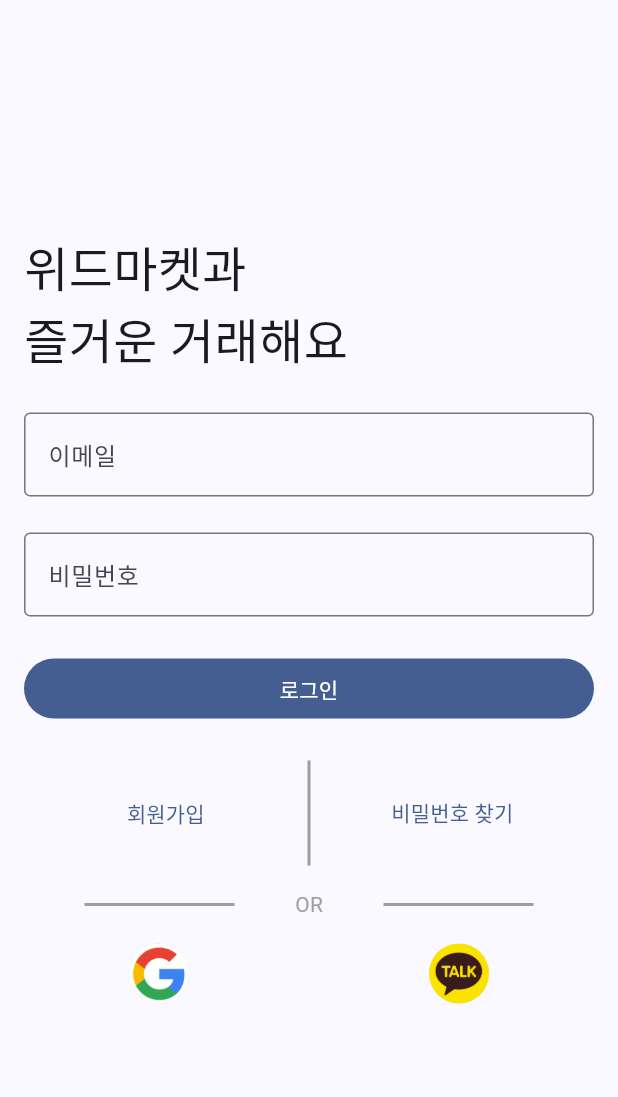
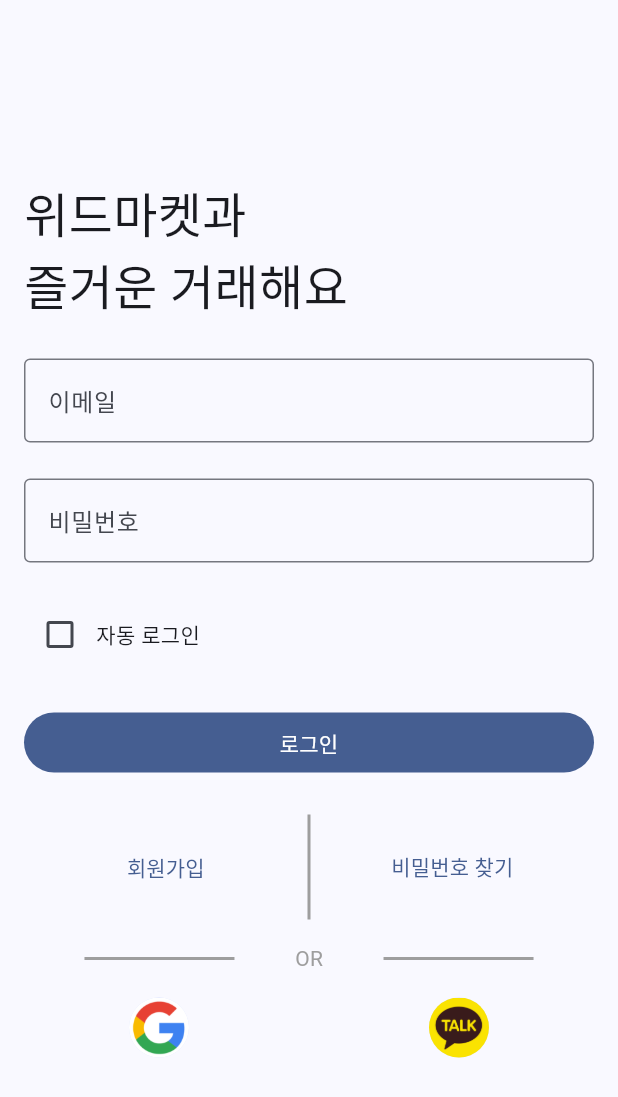
Before and after one commit to ErroredPasta/yumarket-flutter, a Flutter app: the screen it shows after launch, on a phone screen of 412 x 824 dp. Shown: the top 1097 px of the screen. Run offline on Flutter 3.47's test engine with Material 3 defaults, Android fonts, the phone set to English and light mode, and no system bars; our stand-ins replace bloc, firebase_auth, firebase_core, firebase_database, flutter_bloc, flutter_secure_storage and 4 more; missing offline and left inert: flutter_pannable_rating_bar; accounts and stored records are empty; generated files the repository leaves out were written again.

Commit message:
feature: implemented saving store id when auto sign in is checked

```diff
--- /dev/null
+++ b/lib/auth/ui/component/auto_sign_in_checkbox.dart
@@ -0,0 +1,25 @@
+import 'package:flutter/material.dart';
+
+class AutoSignInCheckbox extends StatelessWidget {
+  final bool isChecked;
+  final void Function() onClick;
+
+  const AutoSignInCheckbox({
+    super.key,
+    required this.isChecked,
+    required this.onClick,
+  });
+
+  @override
+  Widget build(BuildContext context) {
+    return InkWell(
+      onTap: onClick,
+      child: Row(
+        children: [
+          Checkbox(value: isChecked, onChanged: (value) => onClick()),
+          const Text('자동 로그인')
+        ],
+      ),
+    );
+  }
+}
--- a/lib/auth/ui/login_bloc.dart
+++ b/lib/auth/ui/login_bloc.dart
@@ -1,21 +1,45 @@
+import 'dart:async';
+
 import 'package:flutter_bloc/flutter_bloc.dart';
 import 'package:injectable/injectable.dart';
 import 'package:yumarket_flutter/auth/ui/login_event.dart';
+import 'package:yumarket_flutter/auth/ui/login_ui_state.dart';
 import 'package:yumarket_flutter/core/ui/bloc/base_bloc.dart';
 import 'package:yumarket_flutter/core/ui/bloc/ui_state.dart';
+import 'package:yumarket_flutter/preference/domain/preference.dart';
 
 import '../domain/repository/auth_repository.dart';
 
 @injectable
-class LoginBloc extends BaseBloc<String?, LoginEvent> {
+class LoginBloc extends BaseBloc<LoginUiState, LoginEvent> {
   final AuthRepository _repository;
+  final Preference _preference;
 
-  LoginBloc(this._repository) : super(const UiState(data: null)) {
+  LoginBloc(this._repository, this._preference)
+      : super(UiState(data: LoginUiState(isAutoSignInChecked: false))) {
     on<SignIn>(_signIn);
+    on<ToggleAutoSignIn>(_toggleAutoSignIn);
+    on<SaveStoreId>(_saveStoreId);
   }
 
-  void _signIn(SignIn event, Emitter<UiState<String?>> emit) async {
+  void _signIn(SignIn event, Emitter<UiState<LoginUiState>> emit) async {
     final storeId = await _repository.signIn(event.email, event.password);
-    dataReceived(storeId);
+    dataReceived(state.data.copyWith(storeId: storeId));
+  }
+
+  void _toggleAutoSignIn(
+    ToggleAutoSignIn event,
+    Emitter<UiState<LoginUiState>> emit,
+  ) {
+    dataReceived(
+      state.data.copyWith(isAutoSignInChecked: !state.data.isAutoSignInChecked),
+    );
+  }
+
+  void _saveStoreId(
+    SaveStoreId event,
+    Emitter<UiState<LoginUiState>> emit,
+  ) {
+    _preference.saveStoreId(event.storeId);
   }
 }
--- a/lib/auth/ui/login_event.dart
+++ b/lib/auth/ui/login_event.dart
@@ -10,3 +10,13 @@ class SignIn extends LoginEvent {
 
   const SignIn (this.email, this.password);
 }
+
+class ToggleAutoSignIn extends LoginEvent {
+  const ToggleAutoSignIn();
+}
+
+class SaveStoreId extends LoginEvent {
+  final String storeId;
+
+  const SaveStoreId(this.storeId);
+}
--- a/lib/auth/ui/login_screen.dart
+++ b/lib/auth/ui/login_screen.dart
@@ -1,9 +1,10 @@
-import 'package:firebase_auth/firebase_auth.dart';
 import 'package:flutter/material.dart';
 import 'package:flutter_bloc/flutter_bloc.dart';
 import 'package:get_it/get_it.dart';
 import 'package:go_router/go_router.dart';
+import 'package:yumarket_flutter/auth/ui/component/auto_sign_in_checkbox.dart';
 import 'package:yumarket_flutter/auth/ui/login_bloc.dart';
+import 'package:yumarket_flutter/auth/ui/login_ui_state.dart';
 
 import '../../core/ui/bloc/ui_state.dart';
 import 'login_event.dart';
@@ -23,12 +24,16 @@ class _LoginScreenState extends State<LoginScreen> {
   Widget build(BuildContext context) {
     final LoginBloc bloc = GetIt.I.get();
 
-    return BlocListener<LoginBloc, UiState<String?>>(
+    return BlocListener<LoginBloc, UiState<LoginUiState>>(
       bloc: bloc,
       listener: (context, state) {
-        final storeId = state.data;
+        final storeId = state.data.storeId;
 
         if (storeId == null) return;
+
+        final isAutoSignInChecked = state.data.isAutoSignInChecked;
+
+        if (isAutoSignInChecked) bloc.addEvent(SaveStoreId(storeId));
 
         GetIt.I.registerFactory(() => storeId, instanceName: 'storeId');
         context.go('/orders');
@@ -62,6 +67,18 @@ class _LoginScreenState extends State<LoginScreen> {
                   border: OutlineInputBorder(),
                 ),
                 obscureText: true,
+              ),
+              const SizedBox(height: 24.0),
+              BlocBuilder<LoginBloc, UiState<LoginUiState>>(
+                bloc: bloc,
+                builder: (context, state) {
+                  return AutoSignInCheckbox(
+                    isChecked: state.data.isAutoSignInChecked,
+                    onClick: () {
+                      bloc.addEvent(const ToggleAutoSignIn());
+                    },
+                  );
+                },
               ),
               const SizedBox(height: 24.0),
               SizedBox(
--- /dev/null
+++ b/lib/auth/ui/login_ui_state.dart
@@ -0,0 +1,11 @@
+import 'package:freezed_annotation/freezed_annotation.dart';
+
+part 'login_ui_state.freezed.dart';
+
+@freezed
+class LoginUiState with _$LoginUiState {
+  factory LoginUiState({
+    required bool isAutoSignInChecked,
+    @Default(null) String? storeId,
+  }) = _LoginUiState;
+}
```
Also changed, not shown: lib/auth/ui/login_ui_state.freezed.dart (added), lib/di/init_injection.config.dart.
